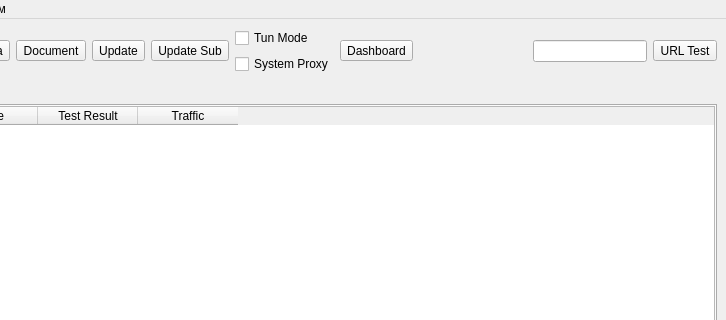
This is ui/mainwindow.ui in tarik1377/nekoray as Qt 5 draws it before an edit; both pictures show x 274 to 1000 and y 0 to 320 of the 1000 by 640 pixel window. The edited form follows.
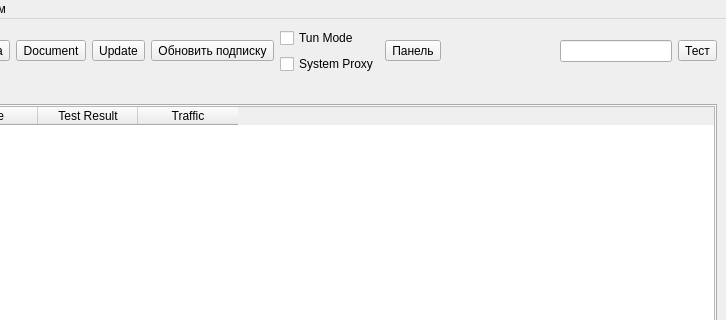
This is the edited form. Icons and pictures are not drawn. Custom widgets are drawn as their Qt base class.

Commit message: fix(brand): reachable «Зелёный Ритм» menu hub + full Russian UI

The edit to the form file:
```diff
--- a/ui/mainwindow.ui
+++ b/ui/mainwindow.ui
@@ -164,7 +164,7 @@
       <item>
        <widget class="QToolButton" name="toolButton_update_sub">
         <property name="text">
-         <string>Update Sub</string>
+         <string>Обновить подписку</string>
         </property>
         <property name="icon">
          <iconset theme="b-view-refresh">
@@ -208,7 +208,7 @@
       <item>
        <widget class="QToolButton" name="toolButton_dashboard">
         <property name="text">
-         <string>Dashboard</string>
+         <string>Панель</string>
         </property>
         <property name="toolTip">
          <string>Open the Clash dashboard (live connections, traffic, proxy switching). Requires Clash API enabled in Core Options.</string>
@@ -241,7 +241,7 @@
       <item>
        <widget class="QToolButton" name="toolButton_url_test">
         <property name="text">
-         <string>URL Test</string>
+         <string>Тест</string>
         </property>
         <property name="popupMode">
          <enum>QToolButton::InstantPopup</enum>
```
The commit also changes 6 other files.
